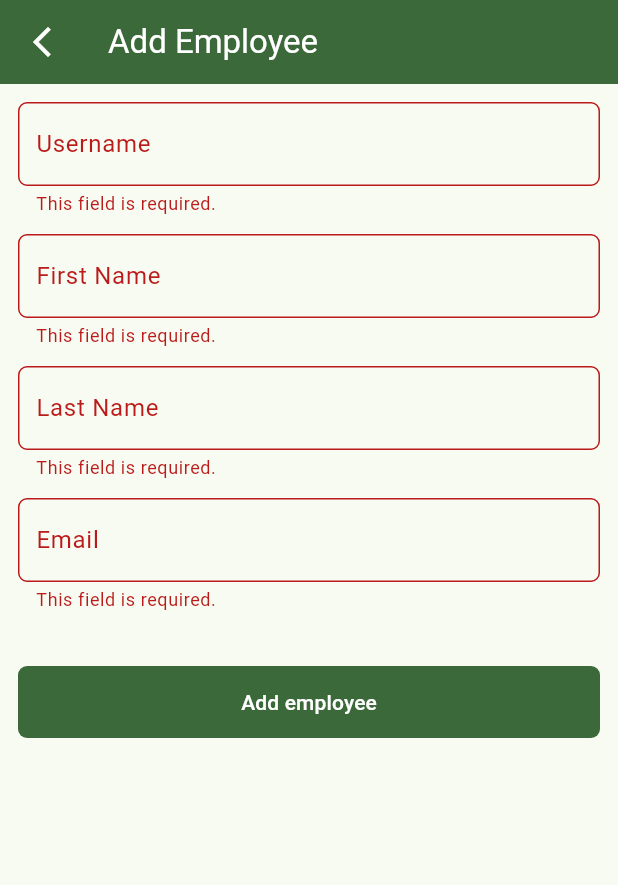
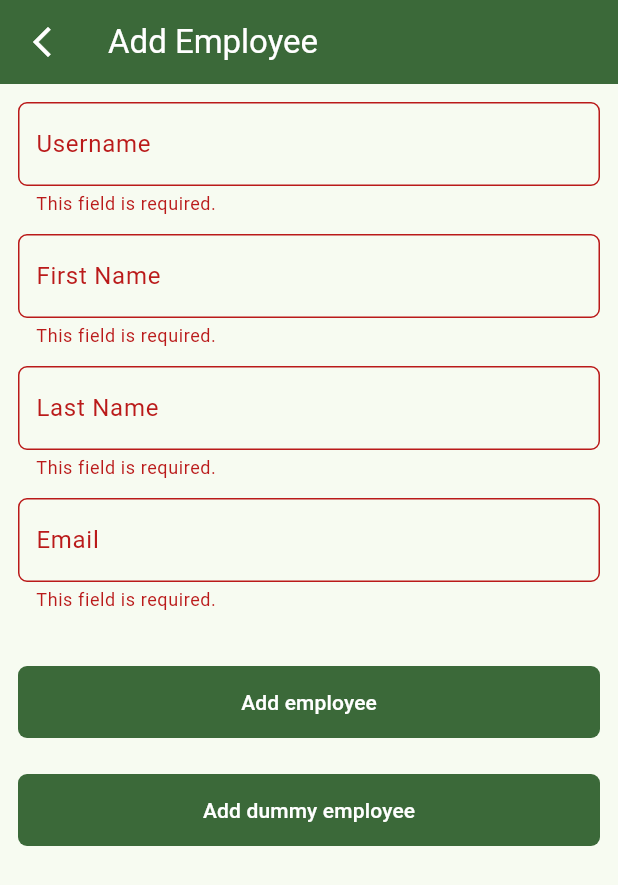
Before and after one commit to phawadshah2/employee_book, a Flutter app: the AddEmployeePage screen opened by its route, after a tap on "Add employee", on a phone screen of 412 x 824 dp. Shown: the top 885 px of the screen. Run offline on Flutter 3.47's test engine with Material 3 defaults, Android fonts, the phone set to English and light mode, and no system bars; our stand-ins replace drift, drift_flutter, flutter_bloc, flutter_slidable, get_it, go_router; missing offline and left inert: sqlite3; accounts and stored records are empty; generated files the repository leaves out were written again.

Commit message:
chore(add-employee): add logic for adding dummy employee

```diff
--- a/lib/features/employees/data/datasources/employee_local_data_source.dart
+++ b/lib/features/employees/data/datasources/employee_local_data_source.dart
@@ -10,7 +10,7 @@ class EmployeeLocalDataSource {
     required String lastName,
     required String email,
   }) async {
-    await Future<void>.delayed(const Duration(seconds: 3));
+    // await Future<void>.delayed(const Duration(seconds: 3));
     return await _database
         .into(_database.employees)
         .insert(
--- a/lib/features/employees/presentation/add_employee_page.dart
+++ b/lib/features/employees/presentation/add_employee_page.dart
@@ -32,7 +32,7 @@ class AddEmployeePage extends StatelessWidget {
               );
             // clear the fields and state
             context.read<AddEmployeeBloc>().add(const AddEmployeeReset());
-            context.pop();
+            if (!state.isAddingDummy) context.pop();
           case AddEmployeeStatus.failure:
             ScaffoldMessenger.of(context)
               ..hideCurrentSnackBar()
@@ -50,10 +50,14 @@ class AddEmployeePage extends StatelessWidget {
       builder: (context, state) {
         final bloc = context.read<AddEmployeeBloc>();
         final errors = state.errors;
-        void submit() {
+        void submit({bool isDummy = false}) {
           if (state.isLocked) return;
           FocusScope.of(context).unfocus();
-          bloc.add(const AddEmployeeSubmitted());
+          if (!isDummy) {
+            bloc.add(const AddEmployeeSubmitted());
+          } else {
+            bloc.add(const AddDummyEmployeeSubmitted());
+          }
         }
 
         return PopScope(
@@ -132,7 +136,7 @@ class AddEmployeePage extends StatelessWidget {
                       child: FilledButton(
                         key: const ValueKey('add_employee_button'),
                         onPressed: state.isLocked ? null : submit,
-                        child: state.isSubmitting
+                        child: state.isSubmitting && !state.isAddingDummy
                             ? Row(
                                 mainAxisSize: MainAxisSize.min,
                                 children: [
@@ -154,6 +158,37 @@ class AddEmployeePage extends StatelessWidget {
                             : const Text('Add employee'),
                       ),
                     ),
+                    const SizedBox(height: 24),
+                    SizedBox(
+                      width: double.infinity,
+                      height: 48,
+                      child: FilledButton(
+                        key: const ValueKey('add_dummy_employee_button'),
+                        onPressed: state.isLocked
+                            ? null
+                            : () => submit(isDummy: true),
+                        child: state.isSubmitting && state.isAddingDummy
+                            ? Row(
+                                mainAxisSize: MainAxisSize.min,
+                                children: [
+                                  SizedBox(
+                                    width: 18,
+                                    height: 18,
+                                    child: CircularProgressIndicator(
+                                      strokeWidth: 2,
+                                      color: Theme.of(
+                                        context,
+                                      ).colorScheme.onPrimary,
+                                      semanticsLabel: 'Saving dummy employee',
+                                    ),
+                                  ),
+                                  const SizedBox(width: 12),
+                                  const Text('Adding dummy employee…'),
+                                ],
+                              )
+                            : const Text('Add dummy employee'),
+                      ),
+                    ),
                   ],
                 ),
               ),
--- a/lib/features/employees/presentation/bloc/add_employee/add_employee_bloc.dart
+++ b/lib/features/employees/presentation/bloc/add_employee/add_employee_bloc.dart
@@ -1,4 +1,7 @@
+import 'dart:math';
+
 import 'package:employee_book/core/domain/result/result.dart';
+import 'package:employee_book/features/employees/domain/entities/employee_input.dart';
 import 'package:employee_book/features/employees/domain/usecases/add_employee.dart';
 import 'package:employee_book/features/employees/domain/validation/employee_validation.dart';
 import 'package:employee_book/features/employees/presentation/bloc/add_employee/add_employee_event.dart';
@@ -10,6 +13,7 @@ class AddEmployeeBloc extends Bloc<AddEmployeeEvent, AddEmployeeState> {
   AddEmployeeBloc(this._addEmployee) : super(const AddEmployeeState()) {
     on<EmployeeFieldChanged>(_onFieldChanged);
     on<AddEmployeeSubmitted>(_onSubmitted);
+    on<AddDummyEmployeeSubmitted>(_onDummyEmployeeSubmitted);
     on<AddEmployeeReset>(_onReset);
   }
 
@@ -33,7 +37,13 @@ class AddEmployeeBloc extends Bloc<AddEmployeeEvent, AddEmployeeState> {
       EmployeeField.email => state.input.copyWith(email: event.value),
     };
 
-    emit(state.copyWith(input: input, status: AddEmployeeStatus.editing));
+    emit(
+      state.copyWith(
+        input: input,
+        status: AddEmployeeStatus.editing,
+        isAddingDummy: false,
+      ),
+    );
   }
 
   Future<void> _onSubmitted(
@@ -42,6 +52,56 @@ class AddEmployeeBloc extends Bloc<AddEmployeeEvent, AddEmployeeState> {
   ) async {
     if (state.isLocked) return;
     final input = state.input.normalized();
+    final errors = EmployeeValidation.validate(input);
+
+    if (errors.isNotEmpty) {
+      emit(
+        state.copyWith(
+          status: AddEmployeeStatus.editing,
+          showValidationErrors: true,
+          isAddingDummy: false,
+        ),
+      );
+      return;
+    }
+
+    emit(
+      state.copyWith(
+        status: AddEmployeeStatus.submitting,
+        showValidationErrors: true,
+        isAddingDummy: false,
+      ),
+    );
+
+    try {
+      final result = await _addEmployee(input);
+      switch (result) {
+        case Success<void>():
+          emit(state.copyWith(status: AddEmployeeStatus.success));
+        case FailureResult<void>():
+          emit(state.copyWith(status: AddEmployeeStatus.failure));
+      }
+    } on Object catch (error, stackTrace) {
+      addError(error, stackTrace);
+      emit(state.copyWith(status: AddEmployeeStatus.failure));
+    }
+  }
+
+  Future<void> _onDummyEmployeeSubmitted(
+    AddDummyEmployeeSubmitted event,
+    Emitter<AddEmployeeState> emit,
+  ) async {
+    if (state.isLocked) return;
+    final input = _generateDummyEmployee();
+
+    emit(
+      state.copyWith(
+        input: input,
+        isAddingDummy: true,
+        status: AddEmployeeStatus.editing,
+      ),
+    );
+
     final errors = EmployeeValidation.validate(input);
 
     if (errors.isNotEmpty) {
@@ -74,4 +134,26 @@ class AddEmployeeBloc extends Bloc<AddEmployeeEvent, AddEmployeeState> {
       emit(state.copyWith(status: AddEmployeeStatus.failure));
     }
   }
+
+  final Random _random = Random();
+
+  EmployeeInput _generateDummyEmployee() {
+    const firstNames = ['Alex', 'Sara', 'Omar', 'Maya', 'Adam', 'Nora'];
+    const lastNames = ['Khan', 'Smith', 'Ali', 'Brown', 'Patel', 'Wilson'];
+    const domains = ['gmail', 'yahoo', 'hotmail', 'apple', 'sumsang'];
+
+    final firstName = firstNames[_random.nextInt(firstNames.length)];
+    final lastName = lastNames[_random.nextInt(lastNames.length)];
+    final domain = domains[_random.nextInt(domains.length)];
+    final suffix = List.generate(3, (_) => _random.nextInt(10)).join();
+
+    final username = '${firstName}_$suffix';
+
+    return EmployeeInput(
+      username: username,
+      firstName: firstName,
+      lastName: lastName,
+      email: '$username@$domain.com',
+    );
+  }
 }
--- a/lib/features/employees/presentation/bloc/add_employee/add_employee_event.dart
+++ b/lib/features/employees/presentation/bloc/add_employee/add_employee_event.dart
@@ -18,3 +18,7 @@ final class AddEmployeeSubmitted extends AddEmployeeEvent {
 final class AddEmployeeReset extends AddEmployeeEvent {
   const AddEmployeeReset();
 }
+
+final class AddDummyEmployeeSubmitted extends AddEmployeeEvent {
+  const AddDummyEmployeeSubmitted();
+}
--- a/lib/features/employees/presentation/bloc/add_employee/add_employee_state.dart
+++ b/lib/features/employees/presentation/bloc/add_employee/add_employee_state.dart
@@ -8,6 +8,7 @@ class AddEmployeeState {
     this.input = const EmployeeInput(),
     this.status = AddEmployeeStatus.editing,
     this.showValidationErrors = false,
+    this.isAddingDummy = false,
     this.formRevision = 0,
   });
 
@@ -15,6 +16,7 @@ class AddEmployeeState {
   final AddEmployeeStatus status;
   final bool showValidationErrors;
   final int formRevision;
+  final bool isAddingDummy;
 
   bool get isSubmitting => status == AddEmployeeStatus.submitting;
 
@@ -30,11 +32,13 @@ class AddEmployeeState {
     AddEmployeeStatus? status,
     bool? showValidationErrors,
     int? formRevision,
+    bool? isAddingDummy,
   }) {
     return AddEmployeeState(
       input: input ?? this.input,
       status: status ?? this.status,
       showValidationErrors: showValidationErrors ?? this.showValidationErrors,
+      isAddingDummy: isAddingDummy ?? this.isAddingDummy,
       formRevision: formRevision ?? this.formRevision,
     );
   }
```
Also changed, not shown: lib/features/employees/presentation/employee_list_page.dart (+11 -1 lines).
